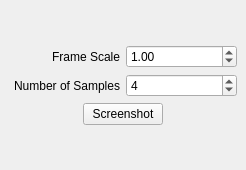
The window that Helios/Qt/Plugins/SnapShot/SnapShot.ui (perryiv/cadkit) describes before a commit, drawn with Qt 5.
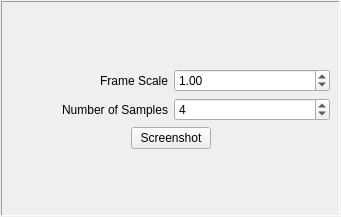
The same window after the commit.

Commit message: Added sunken outer frame.

```diff
--- a/Helios/Qt/Plugins/SnapShot/SnapShot.ui
+++ b/Helios/Qt/Plugins/SnapShot/SnapShot.ui
@@ -5,8 +5,8 @@
    <rect>
     <x>0</x>
     <y>0</y>
-    <width>246</width>
-    <height>170</height>
+    <width>341</width>
+    <height>217</height>
    </rect>
   </property>
   <property name="windowTitle" >
@@ -14,6 +14,21 @@
   </property>
   <layout class="QVBoxLayout" >
    <property name="margin" >
+    <number>1</number>
+   </property>
+   <property name="spacing" >
+    <number>6</number>
+   </property>
+   <item>
+    <widget class="QFrame" name="_outerFrame" >
+     <property name="frameShape" >
+      <enum>QFrame::Panel</enum>
+     </property>
+     <property name="frameShadow" >
+      <enum>QFrame::Sunken</enum>
+     </property>
+     <layout class="QVBoxLayout" >
+      <property name="margin" >
     <number>9</number>
    </property>
    <property name="spacing" >
@@ -144,6 +159,9 @@
       </size>
      </property>
     </spacer>
+      </item>
+     </layout>
+    </widget>
    </item>
   </layout>
  </widget>
```
Lines whose indentation alone changed are shown as unchanged. The commit also changes 1 other file.
